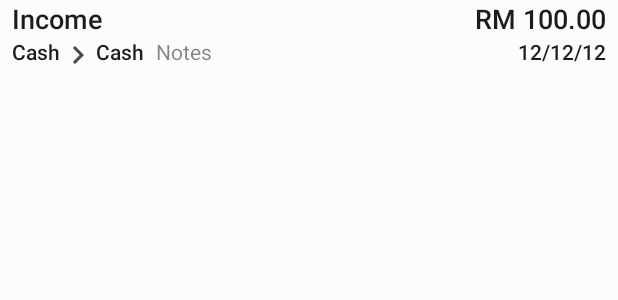
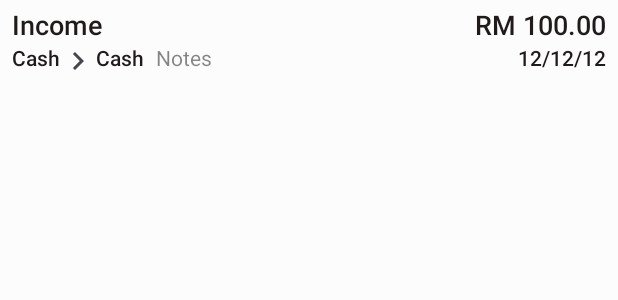
Before and after one commit to kedaitayar/MFM2, an Android app: the layout recycler_view_item_transaction_list.xml on its own in the app's theme, with its tools: preview values and no code run, on a phone screen of 412 x 824 dp. Shown: the top 300 px of the screen. Run offline under Robolectric (Android 15) with nearby library versions, the phone set to English and light mode, and no system bars.

Commit message:
fix: add some padding to some recycler view item fix: tried setting offscreenPageLimit to viewpager2

```diff
--- a/app/build.gradle
+++ b/app/build.gradle
@@ -108,6 +108,8 @@ dependencies {
     //paging 3
     implementation "androidx.paging:paging-runtime-ktx:3.1.1"
 
+    //viewpager2
+    implementation "androidx.viewpager2:viewpager2:1.1.0-beta01"
 
     // local unit test
     testImplementation 'junit:junit:4.13.2'
--- a/app/src/main/res/layout/recycler_view_item_budget_list.xml
+++ b/app/src/main/res/layout/recycler_view_item_budget_list.xml
@@ -5,6 +5,8 @@
     app:cardCornerRadius="0dp"
     app:cardElevation="0dp"
     app:strokeWidth="0dp"
+    android:paddingTop="4dp"
+    android:paddingBottom="4dp"
     android:layout_width="match_parent"
     android:layout_height="wrap_content">
 
--- a/app/src/main/res/layout/recycler_view_item_transaction_list.xml
+++ b/app/src/main/res/layout/recycler_view_item_transaction_list.xml
@@ -2,6 +2,8 @@
 <androidx.constraintlayout.widget.ConstraintLayout xmlns:android="http://schemas.android.com/apk/res/android"
     xmlns:app="http://schemas.android.com/apk/res-auto"
     xmlns:tools="http://schemas.android.com/tools"
+    android:paddingBottom="4dp"
+    android:paddingTop="4dp"
     android:layout_width="match_parent"
     android:layout_height="wrap_content">
 
```
Also changed, not shown: app/src/main/java/io/github/kedaitayar/mfm/ui/dashboard/MainDashboardFragment.kt (+3 -10 lines), app/src/main/java/io/github/kedaitayar/mfm/ui/main/MainFragment.kt (+1 -29 lines).
